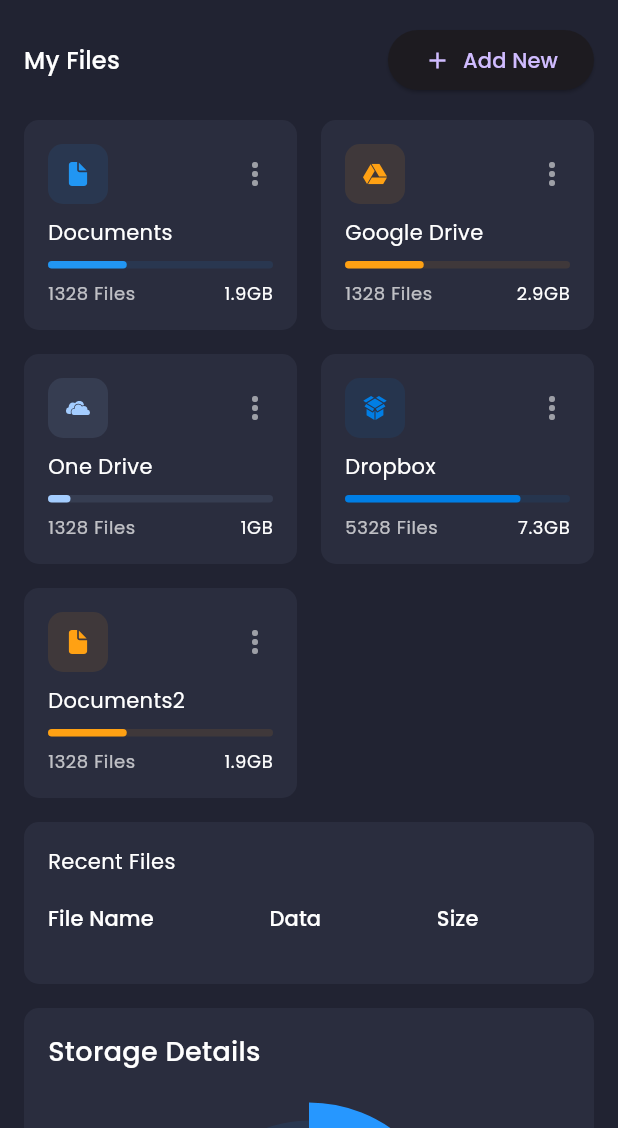
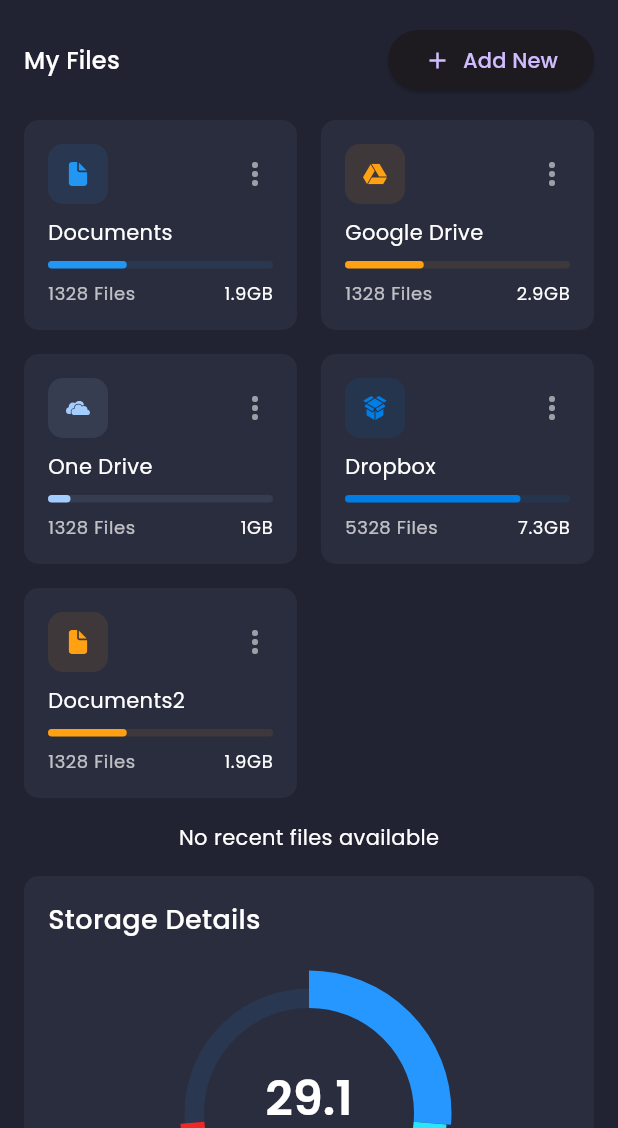
Before and after one commit to ragad-alshobaki/dashboard_ui, a Flutter app: the screen it shows after launch, after a tap on the "menu" icon, after a tap on "Add New", on a phone screen of 412 x 824 dp, the part 108-1236 px from its top. Run offline on Flutter 3.47's test engine with Material 3 defaults, Android fonts, the phone set to English and light mode, and no system bars; drawn by our look-alikes of fl_chart; our stand-ins replace flutter_svg, google_fonts, sqflite; accounts and stored records are empty; project files that could hold a hidden picture were left out.

Commit message:
need to check-recent sec. iss.

```diff
--- a/lib/models/RecentFile.dart
+++ b/lib/models/RecentFile.dart
@@ -30,48 +30,3 @@ class RecentFile {
   }
 
 }
-
-List demoRecentFiles = [
-  RecentFile(
-    icon: "assets/icons/xd_file.svg",
-    title: "XD File",
-    date: "01-03-2021",
-    size: "3.5mb",
-  ),
-  RecentFile(
-    icon: "assets/icons/Figma_file.svg",
-    title: "Figma File",
-    date: "27-02-2021",
-    size: "19.0mb",
-  ),
-  RecentFile(
-    icon: "assets/icons/doc_file.svg",
-    title: "Document",
-    date: "23-02-2021",
-    size: "32.5mb",
-  ),
-  RecentFile(
-    icon: "assets/icons/sound_file.svg",
-    title: "Sound File",
-    date: "21-02-2021",
-    size: "3.5mb",
-  ),
-  RecentFile(
-    icon: "assets/icons/media_file.svg",
-    title: "Media File",
-    date: "23-02-2021",
-    size: "2.5gb",
-  ),
-  RecentFile(
-    icon: "assets/icons/pdf_file.svg",
-    title: "Sales PDF",
-    date: "25-02-2021",
-    size: "3.5mb",
-  ),
-  RecentFile(
-    icon: "assets/icons/excel_file.svg",
-    title: "Excel File",
-    date: "25-02-2021",
-    size: "34.5mb",
-  ),
-];
--- a/lib/screens/dashboard/components/recent_files.dart
+++ b/lib/screens/dashboard/components/recent_files.dart
@@ -11,53 +11,51 @@ import 'package:sqflite/sqflite.dart';
 // import 'package:path/path.dart';
 
 class RecentFiles extends StatefulWidget {
-  final String? icon, title, date, size;
-  const RecentFiles({
-    super.key, this.icon, this.title, this.date, this.size,
-  });
+  const RecentFiles({super.key});
 
   @override
   State<RecentFiles> createState() => _RecentFilesState();
 }
 
 class _RecentFilesState extends State<RecentFiles> {
-  List<RecentFile> recentFiles = [];
+  final DatabaseHelper dbHelper = DatabaseHelper();
+  Future<void> loadJsonAndInsertIntoDatabase() async {
+    String jsonString = await rootBundle.loadString('assets/recent_files.json');
+    List<dynamic> jsonData = json.decode(jsonString);
+
+    List<RecentFile> files =
+        jsonData.map((e) => RecentFile.fromJson(e)).toList();
+    await dbHelper.insertRecentFile(files);
+  }
+
+  // List<RecentFile> recentFiles = [];
   @override
   void initState() {
     super.initState();
-    loadJsonAndInsertIntoDatabase();  //=widget initialized
-  }
-
-  Future<void> loadJsonAndInsertIntoDatabase() async {
-    final DatabaseHelper dbHelper = DatabaseHelper();
-    final db = await dbHelper.database;
-
-    String jsonString = await rootBundle.loadString('assets/recent_files.json');
-    List<dynamic> jsonData = json.decode(jsonString);
-
-    for (var item in jsonData) {
-      RecentFile file = RecentFile.fromJson(item);
-      await db.insert('recent_files', file.toMap(), conflictAlgorithm: ConflictAlgorithm.replace);
-    } //to SQFlite
-
-    // print("Data inserted into database successfully!");
-
-    // Fetch data from SQFlite after insertion
-    final List<Map<String, dynamic>> queryResult = await db.query('recent_files');
-    setState(() {
-      // Update the UI with the data from the database
-      recentFiles = queryResult.map((e) => RecentFile.fromMap(e)).toList();
-    });
+    loadJsonAndInsertIntoDatabase(); //=widget initialized
   }
 
   @override
   Widget build(BuildContext context) {
+    return FutureBuilder<List<RecentFile>>(
+        future: dbHelper.getRecentFiles(),
+        builder: (context, snapshot) {
+          if (snapshot.connectionState == ConnectionState.waiting) {
+            return const Center(child: CircularProgressIndicator());
+          } else if (snapshot.hasError) {
+            print("Error: ${snapshot.error}");
+            return Center(child: Text('Error loading recent files'));
+          } else if (!snapshot.hasData || snapshot.data!.isEmpty) {
+            return Center(child: Text('No recent files available'));
+          }
+
+          final recentFiles = snapshot.data!;
+
           return Container(
             padding: EdgeInsets.all(defaultPadding),
             decoration: BoxDecoration(
                 color: secondaryColor,
-          borderRadius:
-              const BorderRadius.all(Radius.circular(10))),
+                borderRadius: const BorderRadius.all(Radius.circular(10))),
             child: Column(
               crossAxisAlignment: CrossAxisAlignment.start,
               children: [
@@ -75,14 +73,15 @@ class _RecentFilesState extends State<RecentFiles> {
                       DataColumn(label: Text("Data")),
                       DataColumn(label: Text("Size"))
                     ],
-                rows: List.generate(
-                    recentFiles.length,
-                    (index) => recentFileDataRow(
-                        recentFiles[index]))),
+                    rows: recentFiles
+                        .map((file) => recentFileDataRow(file))
+                        .toList(),
+                  ),
                 ),
               ],
             ),
           );
+        });
   }
 }
 
@@ -91,17 +90,17 @@ class _RecentFilesState extends State<RecentFiles> {
     DataCell(Row(
       children: [
         SvgPicture.asset(
-            fileInfo.icon !,
+          fileInfo.icon!,
           height: 30,
           width: 30,
         ),
         Padding(
           padding: const EdgeInsets.symmetric(horizontal: defaultPadding),
-            child: Text(fileInfo.title !),
+          child: Text(fileInfo.title!),
         )
       ],
     )),
-      DataCell(Text(fileInfo.date !)),
-      DataCell(Text(fileInfo.size !))
+    DataCell(Text(fileInfo.date!)),
+    DataCell(Text(fileInfo.size!))
   ]);
 }
--- a/lib/services/database_helper.dart
+++ b/lib/services/database_helper.dart
@@ -1,12 +1,13 @@
+import 'dart:io';
 import 'package:sqflite/sqflite.dart';
 import 'package:path_provider/path_provider.dart';
 import 'package:path/path.dart';
-import 'dart:io';
 
 import 'package:responsive_dashboard_ui/models/RecentFile.dart';
 
 class DatabaseHelper {
   static Database? _database;
+  static const String tableName = 'recent_files';
 
   Future<Database> get database async {
     if (_database != null) return _database!;
@@ -35,22 +36,29 @@ class DatabaseHelper {
     );
   }
 
-  Future<void> insertRecentFile(RecentFile file) async {
+  Future<void> insertRecentFile(List<RecentFile> files) async {
     final db = await database;
-    await db.insert('recent_files', file.toMap(), conflictAlgorithm: ConflictAlgorithm.replace);
+    // await db.insert('recent_files', file.toMap(), conflictAlgorithm: ConflictAlgorithm.replace);
+    for (var file in files) {
+      //await dbHelper.insertRecentFile(file);  **if need to load one file at time
+      await db.insert('recent_files', file.toMap(),
+          conflictAlgorithm: ConflictAlgorithm.replace);
+    }
+    final List<Map<String, dynamic>> existingFiles =
+        await db.query('recent_files');
+
+    if (existingFiles.isEmpty) {
+      for (var file in files) {
+        await db.insert('recent_files', file.toMap(),
+            conflictAlgorithm: ConflictAlgorithm.replace);
+      }
+    }
   }
 
   Future<List<RecentFile>> getRecentFiles() async {
     final db = await database;
     final List<Map<String, dynamic>> maps = await db.query('recent_files');
 
-    return List.generate(maps.length, (i) {
-      return RecentFile(
-        icon: maps[i]['icon'],
-        title: maps[i]['title'],
-        date: maps[i]['date'],
-        size: maps[i]['size'],
-      );
-    });
+    return maps.map((map) => RecentFile.fromMap(map)).toList();
   }
 }
```
Lines whose indentation alone changed are shown as unchanged.
